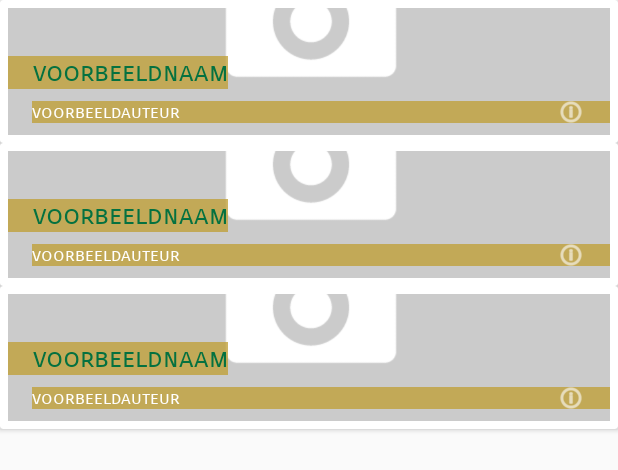
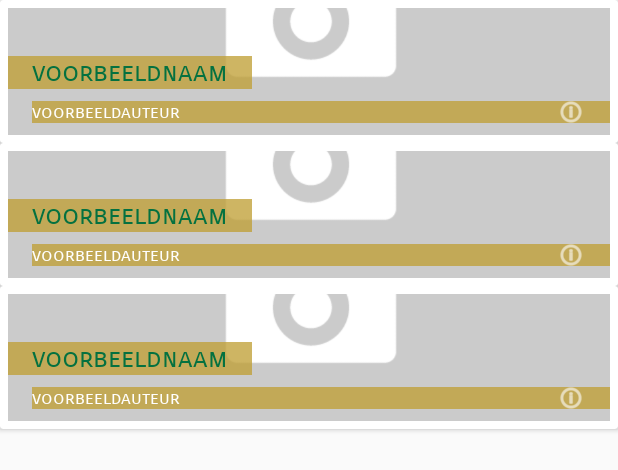
Before and after one commit to jaradeprest/StipJe-S-Trip, an Android app: the layout activity_comiclist.xml on its own in the app's theme, with its tools: preview values and no code run, on a phone screen of 412 x 824 dp. Shown: the top 470 px of the screen. Run offline under Robolectric (Android 15) with nearby library versions, the phone set to English and light mode, and no system bars.

Commit message:
changed padding and gravity in comic_row.xml file

```diff
--- a/app/src/main/res/layout/comic_row.xml
+++ b/app/src/main/res/layout/comic_row.xml
@@ -32,8 +32,8 @@
                 android:layout_height="wrap_content"
                 android:layout_marginTop="32dp"
                 android:background="@color/colorAccentSeeThrough"
-                android:gravity="end"
                 android:paddingLeft="16dp"
+                android:paddingRight="16dp"
                 android:textColor="@color/colorPrimaryDark"
                 android:textSize="18sp"
                 app:layout_constraintStart_toStartOf="parent"
```
